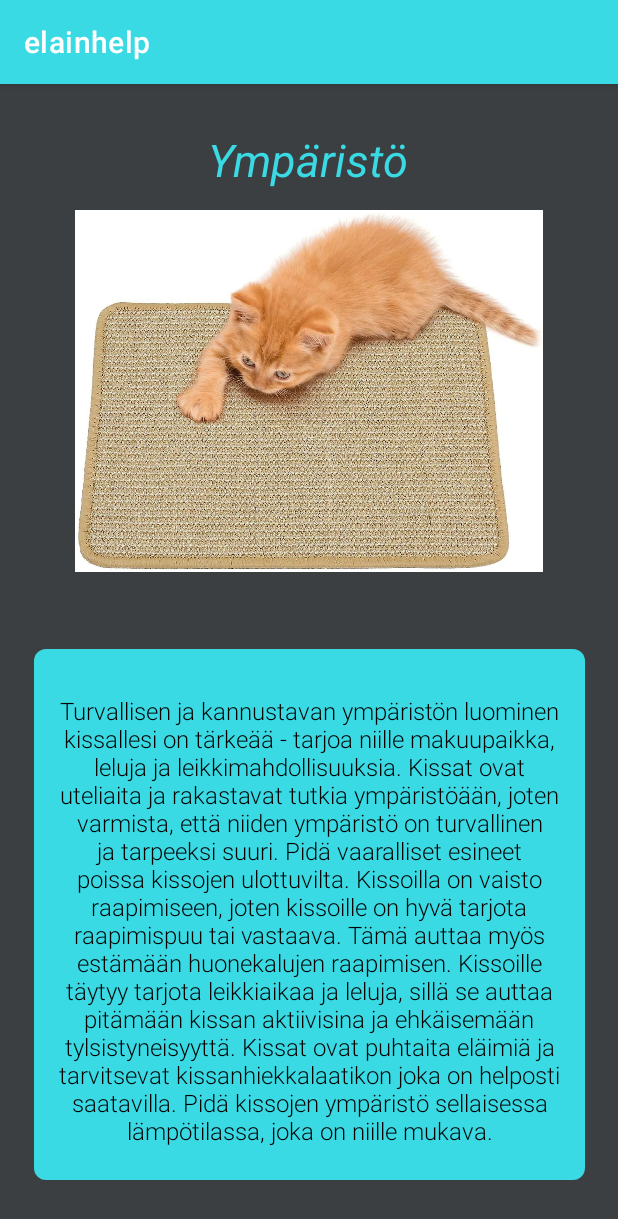
After one commit to TVT21SPORyhma17Mobiilikehitysprojekti/TVT21SPO_Ryhma17K23, an Android app: the ActivityEnvironmentCat screen opened directly, with no data from a screen before it, on a phone screen of 412 x 824 dp. The commit adds this screen. Shown: the top 1219 px of the screen. Run offline under Robolectric (Android 15) with nearby library versions, the phone set to English and light mode, and no system bars.

Commit message:
Kissa tehty valmiiksi

```diff
--- a/app/src/main/AndroidManifest.xml
+++ b/app/src/main/AndroidManifest.xml
@@ -1,6 +1,6 @@
 <?xml version="1.0" encoding="utf-8"?>
 <manifest xmlns:android="http://schemas.android.com/apk/res/android"
-    xmlns:tools="http://schemas.android.com/tools">
+    xmlns:tools="http://schemas.android.com/tools" >
 
     <application
         android:allowBackup="true"
@@ -10,7 +10,10 @@
         android:label="@string/app_name"
         android:supportsRtl="true"
         android:theme="@style/Theme.Elainhelp"
-        tools:targetApi="31">
+        tools:targetApi="31" >
+        <activity
+            android:name=".ActivityEnvironmentCat"
+            android:exported="false" />
         <activity
             android:name=".activity_DogSounds"
             android:exported="false" />
@@ -58,7 +61,7 @@
             android:exported="false" />
         <activity
             android:name=".MainActivity"
-            android:exported="true">
+            android:exported="true" >
             <intent-filter>
                 <action android:name="android.intent.action.MAIN" />
 
--- /dev/null
+++ b/app/src/main/java/com/example/elainhelp/ActivityEnvironmentCat.kt
@@ -0,0 +1,11 @@
+package com.example.elainhelp
+
+import androidx.appcompat.app.AppCompatActivity
+import android.os.Bundle
+
+class ActivityEnvironmentCat : AppCompatActivity() {
+    override fun onCreate(savedInstanceState: Bundle?) {
+        super.onCreate(savedInstanceState)
+        setContentView(R.layout.activity_environment_cat)
+    }
+}
--- a/app/src/main/res/layout/activity_cat.xml
+++ b/app/src/main/res/layout/activity_cat.xml
@@ -38,16 +38,16 @@
             app:layout_constraintEnd_toEndOf="parent"
             app:layout_constraintHorizontal_bias="0.498"
             app:layout_constraintStart_toStartOf="parent"
-            app:layout_constraintTop_toBottomOf="@+id/buSoundsCat" />
+            app:layout_constraintTop_toBottomOf="@+id/buEnvironmentCat" />
 
         <Button
-            android:id="@+id/buSoundsCat"
+            android:id="@+id/buEnvironmentCat"
             android:layout_width="200dp"
             android:layout_height="50dp"
 
             android:layout_marginTop="20dp"
             android:background="@drawable/rounded_corners"
-            android:text="Kissojen äänipankki"
+            android:text="Ympäristö"
             android:textAllCaps="false"
             android:textColor="#000000"
             app:iconTint="#000000"
--- a/app/src/main/res/layout/activity_dog_grooming.xml
+++ b/app/src/main/res/layout/activity_dog_grooming.xml
@@ -8,7 +8,7 @@
     tools:context=".activity_dog_grooming">
 
     <TextView
-        android:id="@+id/koiraSosiaalisuusOtsikkoTv2"
+        android:id="@+id/dogGroominglTv"
         android:layout_width="wrap_content"
         android:layout_height="wrap_content"
         android:layout_marginTop="28dp"
@@ -22,18 +22,17 @@
         app:layout_constraintTop_toTopOf="parent" />
 
     <TextView
-        android:id="@+id/koiraSosiaalisuusTv3"
+        android:id="@+id/dogGrooming"
         android:layout_width="371dp"
         android:layout_height="412dp"
-        android:layout_marginTop="10dp"
+        android:layout_marginTop="8dp"
         android:background="@drawable/rounded_corners"
         android:fontFamily="sans-serif-light"
-        android:text="Hoitoon kuuluu turkin harjaaminen, kynsien leikkaaminen, korvien puhdistaminen, hammashoito ja tarvittaessa kylvyt. Turkin säännöllinen hoito auttaa pitämään sen terveenä sekä kiiltävänä ja vähentää ihoinfektioiden riskiä. Rodusta ja koiran turkin pituudesta riippuen saatat joutua hoitamaan turkkia joka päivä, muutaman päivän välein tai kerran viikossa. Harjaus on olennainen osa, sillä se poistaa turkista likaa, kuolleita karvoja ja takkuja. Käytä koirasi turkkityypille sopivaa harjaa. Pesulla käytä koiralle tarkoitettua shampoota ja huuhtele koirasi huolellisesti. Kynsien leikkaaminen on tärkeää, jotta kynnet eivät kasvaisi liian pitkiksi, sillä ne voivat aiheuttaa terveysongelmia ja epämukavuutta. Korvien puhdistaminen on myös tärkeää, sillä se auttaa estämään infektioita. Käytä koirakohtaista korvanpuhdistusainetta ja vältä pumpulipuikkojen käyttöä."
+        android:text="Hoitoon kuuluu turkin harjaaminen, kynsien leikkaaminen, korvien puhdistaminen, hammashoito ja tarvittaessa kylvyt. Turkin säännöllinen hoito sekä korvien puhdistaminen ovat tärkeitä, sillä ne ehkäisevät ihoinfektioita.Käytä koirakohtaista korvanpuhdistusainetta ja vältä pumpulipuikkojen käyttöä. Rodusta ja koiran turkin pituudesta riippuen saatat joutua hoitamaan turkkia joka päivä, muutaman päivän välein tai kerran viikossa. Harjaaminen poistaa turkista likaa, kuolleita karvoja ja takkuja. Käytä koirasi turkkityypille sopivaa harjaa. Pesulla käytä koiralle tarkoitettua shampoota ja huuhtele koirasi huolellisesti. Kynsien leikkaaminen on tärkeää, jotta kynnet eivät kasvaisi liian pitkiksi, sillä ne aiheuttavat terveysongelmia ja epämukavuutta. "
         android:textAlignment="center"
         android:textColor="#000000"
         android:textSize="16sp"
         app:layout_constraintEnd_toEndOf="parent"
-        app:layout_constraintHorizontal_bias="0.6"
         app:layout_constraintStart_toStartOf="parent"
         app:layout_constraintTop_toBottomOf="@+id/imageView3" />
 
@@ -45,7 +44,7 @@
         app:layout_constraintEnd_toEndOf="parent"
         app:layout_constraintHorizontal_bias="0.495"
         app:layout_constraintStart_toStartOf="parent"
-        app:layout_constraintTop_toBottomOf="@+id/koiraSosiaalisuusOtsikkoTv2"
+        app:layout_constraintTop_toBottomOf="@+id/dogGroominglTv"
         app:srcCompat="@drawable/dog_fur" />
 
 </androidx.constraintlayout.widget.ConstraintLayout>
--- /dev/null
+++ b/app/src/main/res/layout/activity_environment_cat.xml
@@ -0,0 +1,48 @@
+<?xml version="1.0" encoding="utf-8"?>
+<androidx.constraintlayout.widget.ConstraintLayout xmlns:android="http://schemas.android.com/apk/res/android"
+    xmlns:app="http://schemas.android.com/apk/res-auto"
+    xmlns:tools="http://schemas.android.com/tools"
+    android:layout_width="match_parent"
+    android:layout_height="match_parent"
+    android:background="#3C3F41"
+    tools:context=".ActivityEnvironmentCat">
+
+    <TextView
+        android:id="@+id/catEnvironment"
+        android:layout_width="367dp"
+        android:layout_height="354dp"
+        android:background="@drawable/rounded_corners"
+        android:fontFamily="sans-serif-light"
+        android:text="Turvallisen ja kannustavan ympäristön luominen kissallesi on tärkeää - tarjoa niille makuupaikka, leluja ja leikkimahdollisuuksia. Kissat ovat uteliaita ja rakastavat tutkia ympäristöään, joten varmista, että niiden ympäristö on turvallinen ja tarpeeksi suuri. Pidä vaaralliset esineet poissa kissojen ulottuvilta. Kissoilla on vaisto raapimiseen, joten kissoille on hyvä tarjota raapimispuu tai vastaava. Tämä auttaa myös estämään huonekalujen raapimisen. Kissoille täytyy tarjota leikkiaikaa ja leluja, sillä se auttaa pitämään kissan aktiivisina ja ehkäisemään tylsistyneisyyttä. Kissat ovat puhtaita eläimiä ja tarvitsevat kissanhiekkalaatikon joka on helposti saatavilla. Pidä kissojen ympäristö sellaisessa lämpötilassa, joka on niille mukava."
+        android:textAlignment="center"
+        android:textColor="#000000"
+        android:textSize="16sp"
+        app:layout_constraintBottom_toBottomOf="parent"
+        app:layout_constraintEnd_toEndOf="parent"
+        app:layout_constraintStart_toStartOf="parent"
+        app:layout_constraintTop_toBottomOf="@+id/imageView7" />
+
+    <TextView
+        android:id="@+id/catEnvironmentTv"
+        android:layout_width="wrap_content"
+        android:layout_height="wrap_content"
+        android:layout_marginTop="30dp"
+        android:text="Ympäristö"
+        android:textColor="#3ADAE4"
+        android:textSize="30sp"
+        android:textStyle="italic"
+        app:layout_constraintEnd_toEndOf="parent"
+        app:layout_constraintHorizontal_bias="0.497"
+        app:layout_constraintStart_toStartOf="parent"
+        app:layout_constraintTop_toTopOf="parent" />
+
+    <ImageView
+        android:id="@+id/imageView7"
+        android:layout_width="312dp"
+        android:layout_height="268dp"
+        app:layout_constraintEnd_toEndOf="parent"
+        app:layout_constraintStart_toStartOf="parent"
+        app:layout_constraintTop_toBottomOf="@+id/catEnvironmentTv"
+        app:srcCompat="@drawable/raapimiskiisu" />
+
+</androidx.constraintlayout.widget.ConstraintLayout>
```
Also changed, not shown: app/src/main/res/drawable/raapimiskiisu.jpg (added), 1 other file.
